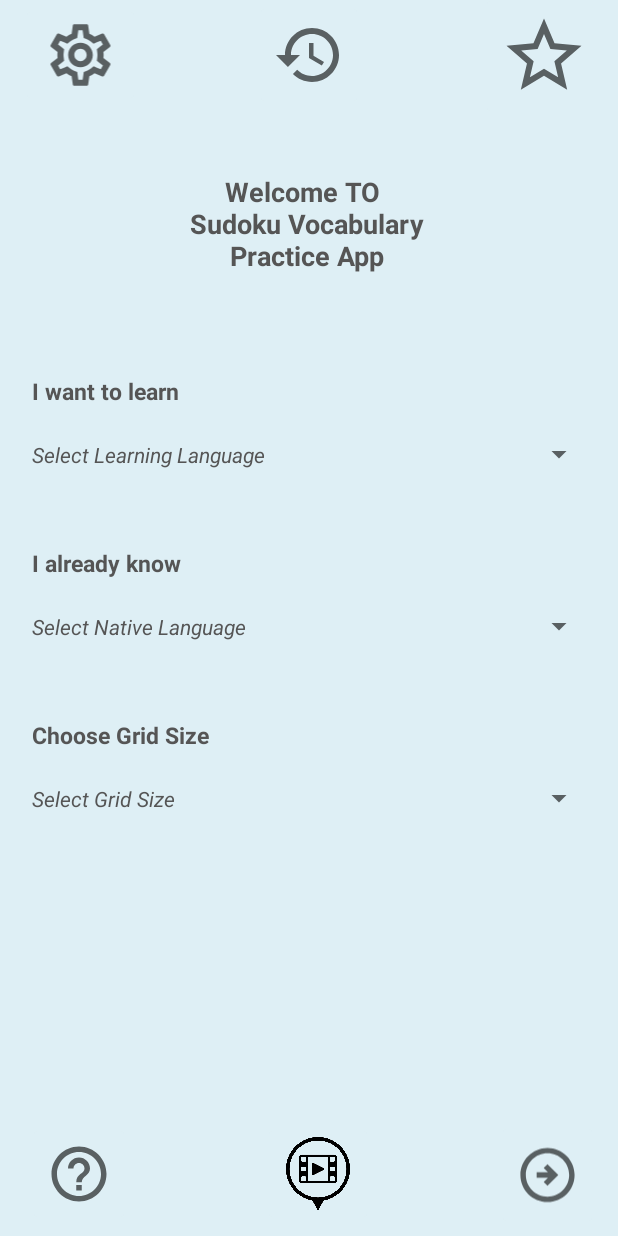
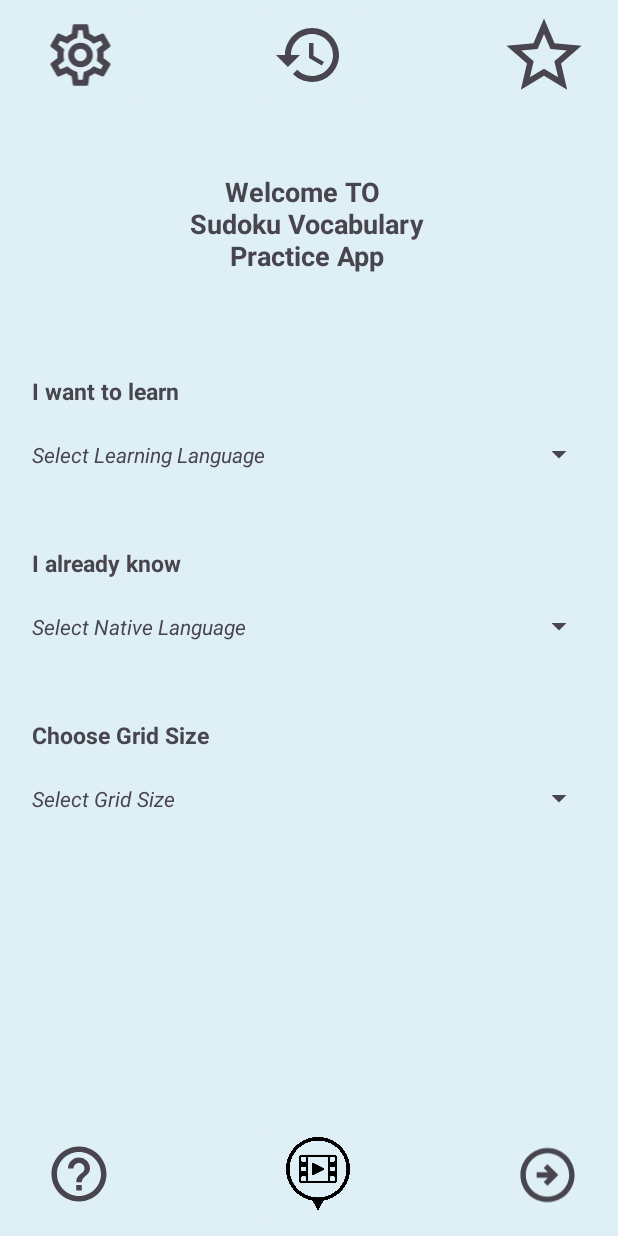
Before and after one commit to dqhntt/Language_Learning_Sudoku_App, an Android app: the screen it shows after launch (MainActivity), on a phone screen of 412 x 824 dp. Run offline under Robolectric (Android 15) with nearby library versions, the phone set to English and light mode, and no system bars.

Commit message:
Update themes.xml to Material Design 3
See: https://material.io

```diff
--- a/app/src/main/java/ca/sfu/cmpt276/sudokulang/HomePage2.java
+++ b/app/src/main/java/ca/sfu/cmpt276/sudokulang/HomePage2.java
@@ -61,7 +61,6 @@ public class HomePage2 extends AppCompatActivity {
 
 
 
-        getSupportActionBar().hide();
         view=this.getWindow().getDecorView();
         view.setBackgroundResource(R.color.blue);
 
--- a/app/src/main/java/ca/sfu/cmpt276/sudokulang/MainActivity.java
+++ b/app/src/main/java/ca/sfu/cmpt276/sudokulang/MainActivity.java
@@ -1,6 +1,4 @@
 package ca.sfu.cmpt276.sudokulang;
-
-import androidx.appcompat.app.AppCompatActivity;
 
 import android.annotation.SuppressLint;
 import android.content.Intent;
@@ -11,6 +9,8 @@ import android.widget.ImageButton;
 import android.widget.Spinner;
 import android.widget.TextView;
 import android.widget.Toast;
+
+import androidx.appcompat.app.AppCompatActivity;
 
 public class MainActivity extends AppCompatActivity {
 
@@ -31,7 +31,6 @@ public class MainActivity extends AppCompatActivity {
         super.onCreate(savedInstanceState);
         setContentView(R.layout.activity_main);
 
-        getSupportActionBar().hide();
         view=this.getWindow().getDecorView();
         view.setBackgroundResource(R.color.blue);
         //State spinner Initialization
--- a/app/src/main/res/layout/activity_home_page2.xml
+++ b/app/src/main/res/layout/activity_home_page2.xml
@@ -26,7 +26,7 @@
         android:padding="6dp"
         android:text="@string/lang_level"
         android:textAlignment="center"
-        android:textColor="#555555"
+        android:textColor="?attr/colorOnSurfaceVariant"
         android:textSize="18sp"
         tools:text="@string/lang_level" />
 
@@ -56,7 +56,7 @@
         android:padding="6dp"
         android:text="@string/sudoku_level"
         android:textAlignment="center"
-        android:textColor="#555555"
+        android:textColor="?attr/colorOnSurfaceVariant"
         android:textSize="18sp" />
 
     <Spinner
--- a/app/src/main/res/layout/activity_main.xml
+++ b/app/src/main/res/layout/activity_main.xml
@@ -28,7 +28,7 @@
         android:padding="6dp"
         android:text="@string/welcome_text"
         android:textAlignment="center"
-        android:textColor="#555555"
+        android:textColor="?attr/colorOnSurfaceVariant"
         android:textSize="18sp"
         tools:text="@string/welcome_text" />
 
@@ -40,7 +40,7 @@
         android:layout_marginTop="55dp"
         android:padding="6dp"
         android:textSize="15sp"
-        android:textColor="#555555"
+        android:textColor="?attr/colorOnSurfaceVariant"
         android:text="@string/I_want_to_learn"
 
         />
@@ -61,7 +61,7 @@
         android:layout_marginTop="40dp"
         android:padding="6dp"
         android:textSize="15sp"
-        android:textColor="#555555"
+        android:textColor="?attr/colorOnSurfaceVariant"
         android:text="@string/I_already_know"
 
         />
@@ -84,7 +84,7 @@
         android:layout_marginTop="40dp"
         android:padding="6dp"
         android:text="@string/GridSize"
-        android:textColor="#555555"
+        android:textColor="?attr/colorOnSurfaceVariant"
 
         android:textSize="15sp" />
 
--- a/app/src/main/res/layout/spinner_layout.xml
+++ b/app/src/main/res/layout/spinner_layout.xml
@@ -5,5 +5,5 @@
     android:layout_height="wrap_content"
     android:textSize="14sp"
     android:padding="6dp"
-    android:textColor="#555555"
+    android:textColor="?attr/colorOnSurfaceVariant"
     />
--- a/app/src/main/res/values-night/themes.xml
+++ b/app/src/main/res/values-night/themes.xml
@@ -1,16 +1,7 @@
-<resources xmlns:tools="http://schemas.android.com/tools">
+<resources>
     <!-- Base application theme. -->
-    <style name="Theme.SudokuLanguagePracticeApp" parent="Theme.MaterialComponents.DayNight.DarkActionBar">
-        <!-- Primary brand color. -->
-        <item name="colorPrimary">@color/purple_200</item>
-        <item name="colorPrimaryVariant">@color/purple_700</item>
-        <item name="colorOnPrimary">@color/black</item>
-        <!-- Secondary brand color. -->
-        <item name="colorSecondary">@color/teal_200</item>
-        <item name="colorSecondaryVariant">@color/teal_200</item>
-        <item name="colorOnSecondary">@color/black</item>
-        <!-- Status bar color. -->
-        <item name="android:statusBarColor">?attr/colorPrimaryVariant</item>
-        <!-- Customize your theme here. -->
+    <style name="Base.Theme.SudokuLanguagePracticeApp" parent="Theme.Material3.DayNight.NoActionBar">
+        <!-- Customize your dark theme here. -->
+        <!-- <item name="colorPrimary">@color/my_dark_primary</item> -->
     </style>
 </resources>
--- /dev/null
+++ b/app/src/main/res/values-v29/themes.xml
@@ -0,0 +1,9 @@
+<resources>
+
+    <style name="Theme.SudokuLanguagePracticeApp" parent="Base.Theme.SudokuLanguagePracticeApp">
+        <!-- Transparent system bars for edge-to-edge. -->
+        <item name="android:navigationBarColor">@android:color/transparent</item>
+        <item name="android:statusBarColor">@android:color/transparent</item>
+        <item name="android:windowLightStatusBar">?attr/isLightTheme</item>
+    </style>
+</resources>
--- a/app/src/main/res/values/themes.xml
+++ b/app/src/main/res/values/themes.xml
@@ -1,16 +1,9 @@
-<resources xmlns:tools="http://schemas.android.com/tools">
+<resources>
     <!-- Base application theme. -->
-    <style name="Theme.SudokuLanguagePracticeApp" parent="Theme.MaterialComponents.DayNight.DarkActionBar">
-        <!-- Primary brand color. -->
-        <item name="colorPrimary">@color/purple_500</item>
-        <item name="colorPrimaryVariant">@color/purple_700</item>
-        <item name="colorOnPrimary">@color/white</item>
-        <!-- Secondary brand color. -->
-        <item name="colorSecondary">@color/teal_200</item>
-        <item name="colorSecondaryVariant">@color/teal_700</item>
-        <item name="colorOnSecondary">@color/black</item>
-        <!-- Status bar color. -->
-        <item name="android:statusBarColor">?attr/colorPrimaryVariant</item>
-        <!-- Customize your theme here. -->
+    <style name="Base.Theme.SudokuLanguagePracticeApp" parent="Theme.Material3.DayNight.NoActionBar">
+        <!-- Customize your light theme here. -->
+        <!-- <item name="colorPrimary">@color/my_light_primary</item> -->
     </style>
+
+    <style name="Theme.SudokuLanguagePracticeApp" parent="Base.Theme.SudokuLanguagePracticeApp" />
 </resources>
```
